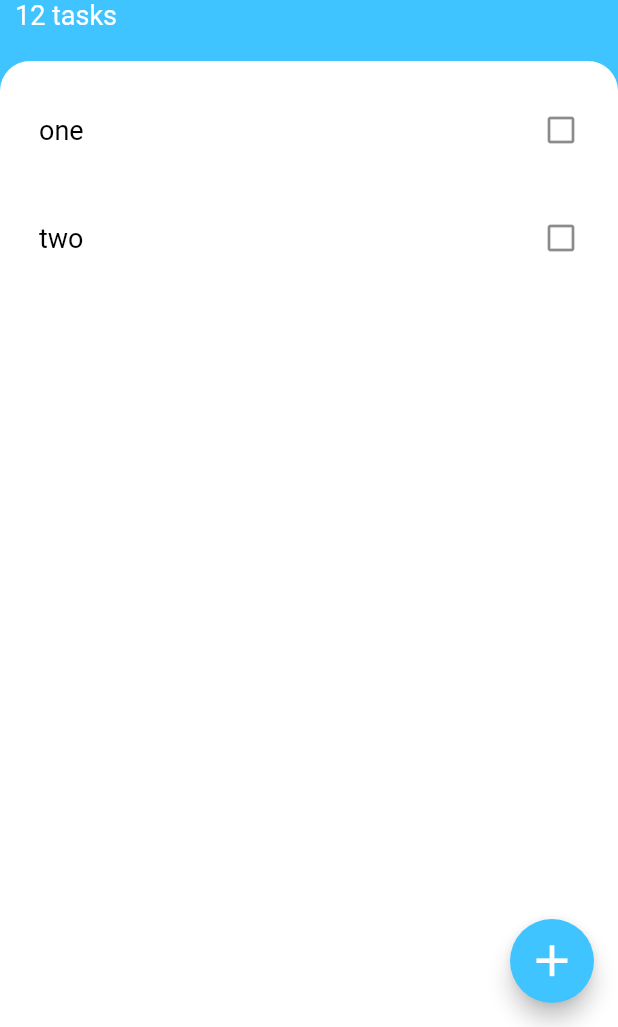
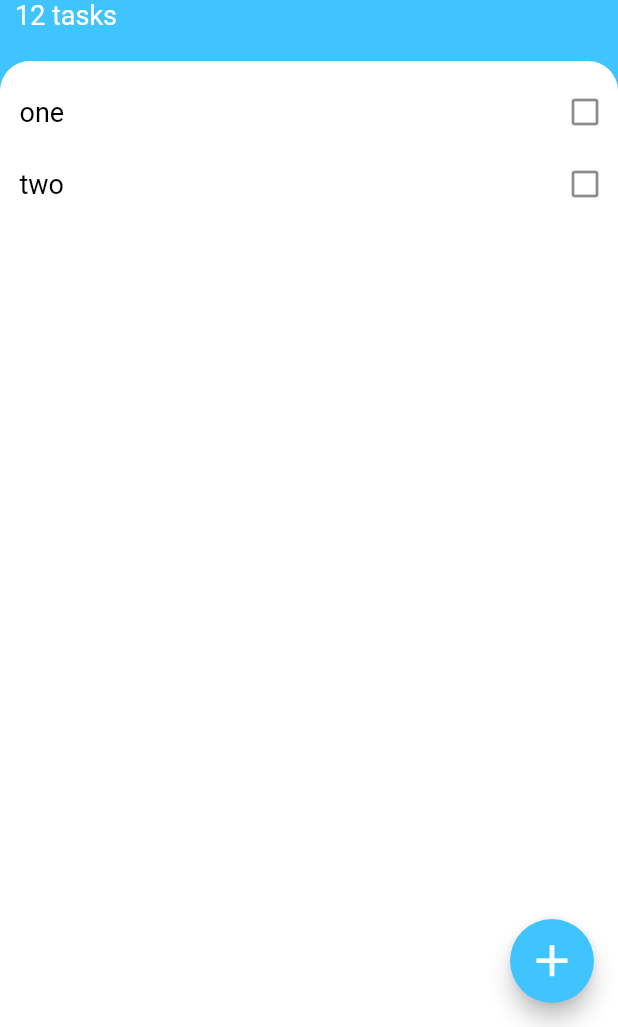
Before and after one commit to siuyin/todosy, a Flutter app: the screen it shows after launch, on a phone screen of 412 x 824 dp, the part 209-1236 px from its top. Run offline on Flutter 3.47's test engine with Material 2 defaults, Android fonts, the phone set to English and light mode, and no system bars.

Commit message:
Aligned card with main text.

```diff
--- a/lib/screens/tasks.dart
+++ b/lib/screens/tasks.dart
@@ -112,11 +112,9 @@ class _TodoItemState extends State<TodoItem> {
 
   @override
   Widget build(BuildContext context) {
-    return Padding(
-      padding: const EdgeInsets.symmetric(
-        vertical: 8.0,
-      ),
-      child: ListTile(
+    return ListTile(
+      dense: true,
+      contentPadding: EdgeInsets.only(left: 3),
       onTap: () {
         setState(() {
           done = !done;
@@ -131,7 +129,6 @@ class _TodoItemState extends State<TodoItem> {
         ),
       ),
       trailing: Icon(done ? Icons.check_box : Icons.check_box_outline_blank),
-      ),
     );
   }
 }
```
Lines whose indentation alone changed are shown as unchanged.
